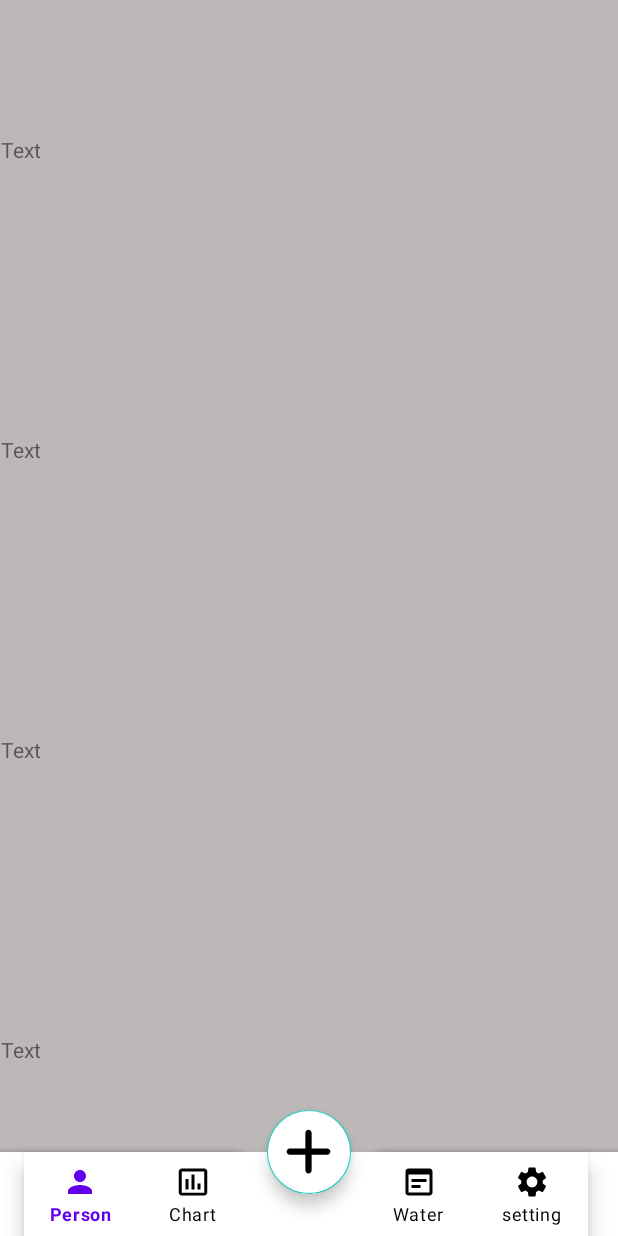
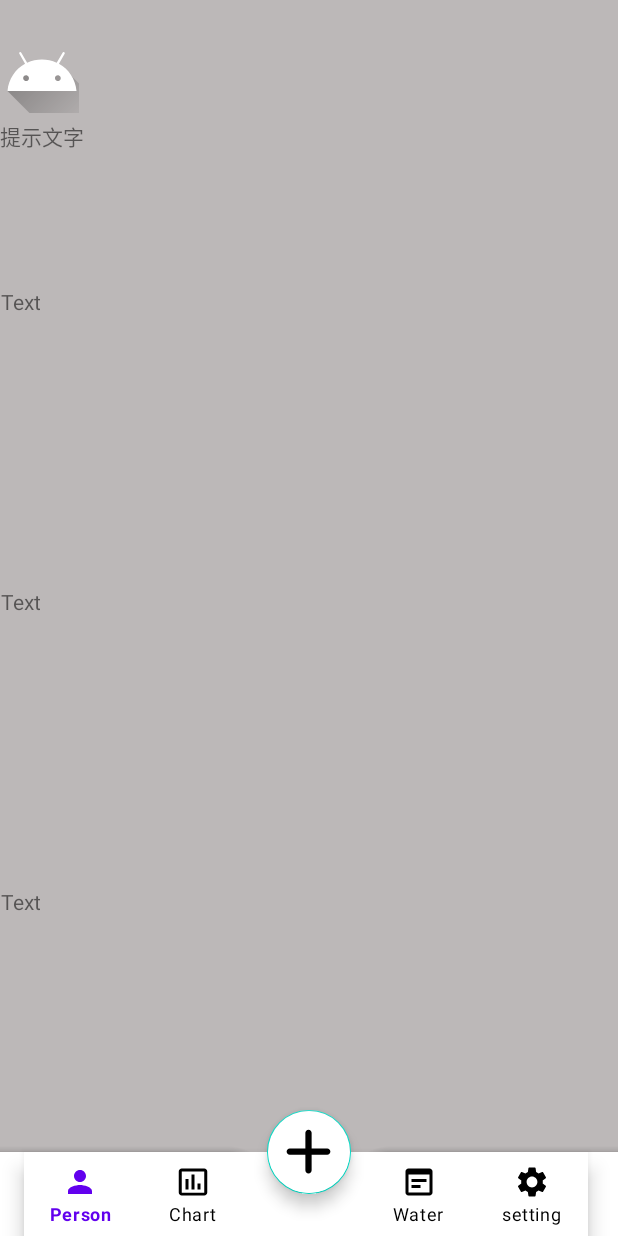
Before and after one commit to xiaoli22/Graduate_Android, an Android app: the layout activity_home.xml on its own in the app's theme, with its tools: preview values and no code run, on a phone screen of 412 x 824 dp. Run offline under Robolectric (Android 15) with nearby library versions, the phone set to English and light mode, and no system bars.

Commit message:
ImageButton+TextView组合组件

```diff
--- a/app/src/main/AndroidManifest.xml
+++ b/app/src/main/AndroidManifest.xml
@@ -13,7 +13,7 @@
             android:name=".MainActivity"
             android:exported="false" />
          <activity
-         android:name=".HomeActivity"
+         android:name=".ChartTabLayoutActivity"
          android:exported="false" />
         <activity
             android:name=".VerifyOtpActivity"
@@ -22,7 +22,7 @@
             android:name=".SendOtpActivity"
             android:exported="false" />
         <activity
-            android:name=".ChartTabLayoutActivity"
+            android:name=".HomeActivity"
             android:exported="true">
             <intent-filter>
                 <action android:name="android.intent.action.MAIN" />
--- /dev/null
+++ b/app/src/main/java/com/example/graduate_android/component/CustomImageButton.java
@@ -0,0 +1,85 @@
+package com.example.graduate_android.component;
+
+
+import android.content.Context;
+import android.content.Intent;
+import android.util.AttributeSet;
+import android.view.LayoutInflater;
+import android.view.MotionEvent;
+import android.view.View;
+import android.widget.ImageButton;
+import android.widget.LinearLayout;
+import android.widget.TextView;
+import android.widget.Toast;
+
+import com.example.graduate_android.HomeActivity;
+import com.example.graduate_android.R;
+
+/**
+ * @author: HP
+ * @date: 2023/3/4
+ */
+public class CustomImageButton extends LinearLayout {
+
+    private ImageButton mImageButton;
+    private TextView mHintText;
+
+    public CustomImageButton(Context context, AttributeSet attrs) {
+        super(context, attrs);
+
+//        TypedArray arr = context.obtainStyledAttributes(attrs, R.styleable.ImageButtonWithHint);
+////        String hit = arr.getString(R.styleable.CustomImageButton, "wkc666");
+//        String  hintText= arr.getString(R.styleable.ImageButtonWithHint_hintText);
+//        String imageSrc = arr.getString(R.styleable.ImageButtonWithHint_imageButtonResource);
+//        View view = findViewById(R.id.customImageButton);
+//
+//
+//        if (hintText!=null){
+//
+//        }
+//
+//        arr.recycle();
+        init();
+
+    }
+
+    private void init() {
+        LayoutInflater inflater = LayoutInflater.from(getContext());
+        inflater.inflate(R.layout.custom_image_button, this);
+
+        mImageButton = findViewById(R.id.image_button);
+        mHintText = findViewById(R.id.hint_text);
+
+
+
+    }
+
+    public void setOnClickListeners(OnClickListener listener) {
+//        OnClickListener onClickListener = new OnClickListener() {
+//            @Override
+//            public void onClick(View v) {
+//                Intent intent = new Intent();
+//
+//            }
+//        };
+        mImageButton.setOnClickListener(listener);
+        mHintText.setOnClickListener(listener);
+
+
+    }
+
+
+    public void setImageButtonResource(int resId) {
+        mImageButton.setImageResource(resId);
+    }
+
+    public void setHintText(String text) {
+        mHintText.setText(text);
+    }
+
+    public void setHintText(int resId) {
+        mHintText.setText(resId);
+    }
+
+
+}
--- a/app/src/main/res/layout/activity_home.xml
+++ b/app/src/main/res/layout/activity_home.xml
@@ -10,43 +10,66 @@
 
     <androidx.core.widget.NestedScrollView
         android:layout_width="match_parent"
-        android:layout_height="match_parent"
+        android:layout_height="match_parent">
 
-        >
         <LinearLayout
             android:layout_width="match_parent"
             android:layout_height="wrap_content"
             android:orientation="vertical">
+
+
+            <LinearLayout
+                android:layout_width="match_parent"
+                android:layout_height="wrap_content"
+                android:orientation="horizontal">
+
+               <com.example.graduate_android.component.CustomImageButton
+                   android:id="@+id/customImageButton"
+                   android:layout_width="match_parent"
+                   android:layout_height="match_parent"
+                   android:orientation="vertical"
+                   app:imageButtonResource="@drawable/ic_launcher_background"
+                   />
+
+
+
+            </LinearLayout>
+
             <TextView
                 android:layout_width="wrap_content"
                 android:layout_height="200dp"
-                android:text="Text"
-                android:gravity="center"/>
+                android:gravity="center"
+                android:text="Text" />
+
             <TextView
                 android:layout_width="wrap_content"
                 android:layout_height="200dp"
-                android:text="Text"
-                android:gravity="center"/>
+                android:gravity="center"
+                android:text="Text" />
+
             <TextView
                 android:layout_width="wrap_content"
                 android:layout_height="200dp"
-                android:text="Text"
-                android:gravity="center"/>
+                android:gravity="center"
+                android:text="Text" />
+
             <TextView
                 android:layout_width="wrap_content"
                 android:layout_height="200dp"
-                android:text="Text"
-                android:gravity="center"/>
+                android:gravity="center"
+                android:text="Text" />
+
             <TextView
                 android:layout_width="wrap_content"
                 android:layout_height="200dp"
-                android:text="Text"
-                android:gravity="center"/>
+                android:gravity="center"
+                android:text="Text" />
+
             <TextView
                 android:layout_width="wrap_content"
                 android:layout_height="200dp"
-                android:text="Text"
-                android:gravity="center"/>
+                android:gravity="center"
+                android:text="Text" />
 
         </LinearLayout>
 
@@ -66,11 +89,10 @@
             android:layout_height="wrap_content"
             android:layout_marginRight="20dp"
             android:background="@android:color/white"
-            app:labelVisibilityMode="labeled"
-            app:menu="@menu/bottom_menu"
             app:itemIconTint="@color/bottom_item_background"
             app:itemTextColor="@color/bottom_item_background"
-            />
+            app:labelVisibilityMode="labeled"
+            app:menu="@menu/bottom_menu" />
 
     </com.google.android.material.bottomappbar.BottomAppBar>
 
--- /dev/null
+++ b/app/src/main/res/layout/custom_image_button.xml
@@ -0,0 +1,24 @@
+<?xml version="1.0" encoding="utf-8"?>
+<RelativeLayout xmlns:android="http://schemas.android.com/apk/res/android"
+    android:layout_width="wrap_content"
+    android:layout_height="wrap_content"
+    android:gravity="center">
+
+    <ImageButton
+        android:id="@+id/image_button"
+        android:layout_width="50dp"
+        android:layout_height="50dp"
+        android:layout_centerInParent="true"
+        android:src="@drawable/ic_launcher_foreground"
+        android:background="@android:color/transparent"
+        />
+
+    <TextView
+        android:id="@+id/hint_text"
+        android:layout_width="wrap_content"
+        android:layout_height="wrap_content"
+        android:text="提示文字"
+        android:layout_below="@+id/image_button"
+        android:layout_marginTop="30dp"
+        android:layout_centerHorizontal="true"/>
+</RelativeLayout>
--- a/app/src/main/res/values/styles.xml
+++ b/app/src/main/res/values/styles.xml
@@ -1,9 +1,9 @@
 
 <resources>
     <style name="AppTheme" parent="Theme.MaterialComponents.Light.DarkActionBar">
-        <item name="colorPrimary">#007676</item>
-        <item name="colorPrimaryDark">#27D6CD</item>
-        <item name="colorAccent">@color/purple_200</item>
+
 
     </style>
+
+
 </resources>
```
Also changed, not shown: app/src/main/java/com/example/graduate_android/HomeActivity.java (+29 -0 lines), app/src/main/res/drawable/tab_text.xml (added, +10 -0 lines), app/src/main/res/layout/activity_chart_tab_layout.xml (+7 -4 lines), app/src/main/res/values/attrs.xml (added, +15 -0 lines).
